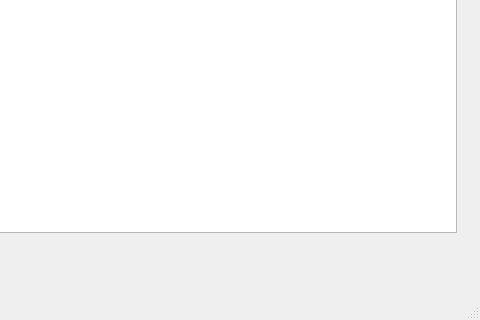
Before: the Qt Designer form cmpp.ui in late0001/price_relations, drawn with Qt 5; both pictures show x 524 to 1004 and y 308 to 628 of the 1004 by 628 pixel window.
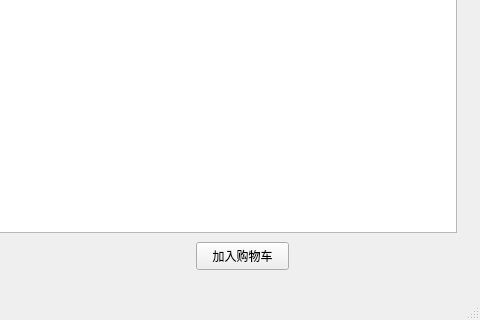
After: the same form once the commit is applied.

```diff
--- a/cmpp.ui
+++ b/cmpp.ui
@@ -100,6 +100,19 @@
      </property>
     </column>
    </widget>
+   <widget class="QPushButton" name="btn_Addcart">
+    <property name="geometry">
+     <rect>
+      <x>720</x>
+      <y>550</y>
+      <width>93</width>
+      <height>28</height>
+     </rect>
+    </property>
+    <property name="text">
+     <string>加入购物车</string>
+    </property>
+   </widget>
   </widget>
   <widget class="QMenuBar" name="menubar">
    <property name="geometry">
```
